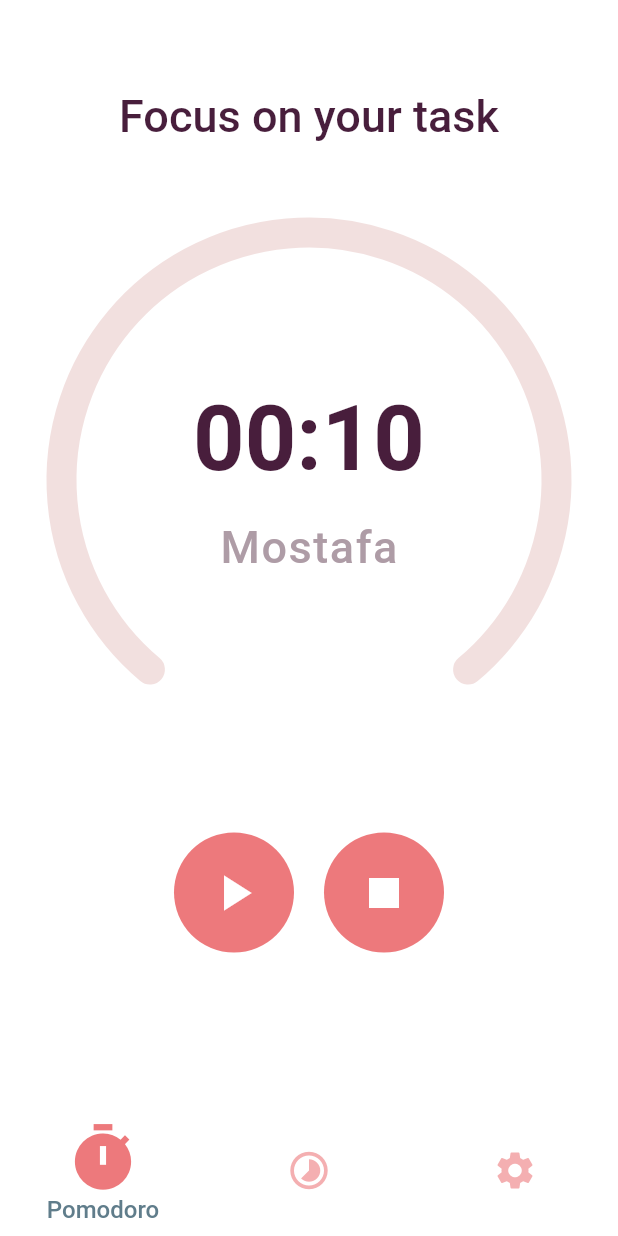
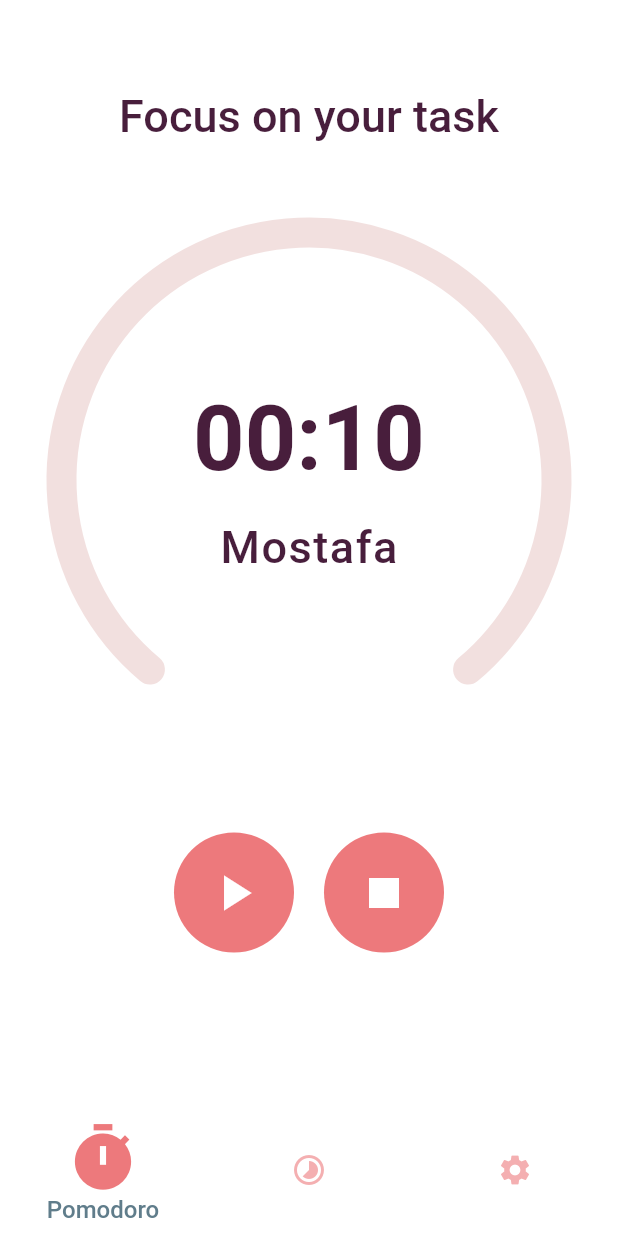
Before and after one commit to devilWithin/pomodoro_app, a Flutter app: the screen it shows after launch, on a phone screen of 412 x 824 dp. Run offline on Flutter 3.47's test engine with Material 2 defaults, Android fonts, the phone set to English and light mode, and no system bars; drawn by our look-alikes of percent_indicator; our stand-ins replace bloc, flutter_bloc, hive, hive_flutter; accounts and stored records are empty; generated files the repository leaves out were written again.

Commit message:
Dark and light mode

```diff
--- /dev/null
+++ b/lib/components/percent_indicator.dart
@@ -0,0 +1,61 @@
+import 'package:flutter/material.dart';
+import 'package:percent_indicator/circular_percent_indicator.dart';
+import 'package:pomodoro_app/cubit/cubit.dart';
+
+import 'timer_text.dart';
+
+class PercentIndicator extends StatelessWidget {
+  final Color progressColor;
+  final Color arcBackgroundColor;
+  final Color backgroundColor;
+
+  const PercentIndicator({
+    required this.cubit,
+    required this.progressColor,
+    required this.arcBackgroundColor,
+    required this.backgroundColor,
+  });
+
+  final PomodoroCubit cubit;
+
+  @override
+  Widget build(BuildContext context) {
+    return CircularPercentIndicator(
+      percent: (cubit.totalSeconds - cubit.currentSeconds) / cubit.totalSeconds,
+      radius: 350.0,
+      lineWidth: 20.0,
+      progressColor: progressColor,
+      arcType: ArcType.FULL,
+      arcBackgroundColor: arcBackgroundColor,
+      backgroundColor: backgroundColor,
+      circularStrokeCap: CircularStrokeCap.round,
+      // reverse: true,
+      center: Column(
+        mainAxisAlignment: MainAxisAlignment.center,
+        children: [
+          Row(
+            mainAxisAlignment: MainAxisAlignment.center,
+            children: [
+              TimerText(sec: cubit.currentSeconds),
+            ],
+          ),
+          SizedBox(height: 20),
+          Text(
+            'Mostafa',
+            style: Theme.of(context).textTheme.bodyText1!.copyWith(
+              fontSize: 30,
+              letterSpacing: 1.0,
+            ),
+            // TextStyle(
+            //   fontSize: 30,
+            //   color: kPomodoroColor,
+            //   letterSpacing: 1.0,
+            //   fontWeight: FontWeight.w500,
+            // ),
+          ),
+          SizedBox(width: 10),
+        ],
+      ),
+    );
+  }
+}
--- /dev/null
+++ b/lib/components/timer_text.dart
@@ -0,0 +1,26 @@
+import 'package:flutter/material.dart';
+
+class TimerText extends StatelessWidget {
+  final int sec;
+
+  const TimerText({Key? key, required this.sec}) : super(key: key);
+
+  @override
+  Widget build(BuildContext context) {
+    final minutes = sec ~/ 60;
+    final min = minutes < 10 ? '0' + minutes.toString() : minutes.toString();
+    final seconds = sec % 60 < 10 ? '0' + (sec % 60).toString() : sec % 60;
+    return Text(
+      "$min:$seconds",
+      style: Theme.of(context).textTheme.bodyText1!.copyWith(
+        fontSize: 60,
+        fontWeight: FontWeight.w700,
+      ),
+      // TextStyle(
+      //   fontWeight: FontWeight.w700,
+      //   fontSize: 60,
+      //   color: kHeavyPurpleColor,
+      // ),
+    );
+  }
+}
--- a/lib/cubit/states.dart
+++ b/lib/cubit/states.dart
@@ -15,3 +15,5 @@ class PomodoroIsPlayed extends PomodoroStates {}
 class TimerFinished extends PomodoroStates {}
 
 class PomodoroDeleted extends PomodoroStates {}
+
+class ChangeAppMode extends PomodoroStates {}
--- a/lib/main.dart
+++ b/lib/main.dart
@@ -3,9 +3,10 @@ import 'package:flutter/services.dart';
 import 'package:flutter_bloc/flutter_bloc.dart';
 import 'package:hive_flutter/hive_flutter.dart';
 import 'package:pomodoro_app/cubit/cubit.dart';
+import 'package:pomodoro_app/cubit/states.dart';
 import 'package:pomodoro_app/models/pomodoro.dart';
 import 'package:pomodoro_app/screens/home_layout.dart';
-import 'package:pomodoro_app/shared/constants.dart';
+import 'package:pomodoro_app/shared/styles/themes.dart';
 
 Future main() async {
   SystemChrome.setSystemUIOverlayStyle(SystemUiOverlayStyle(
@@ -24,14 +25,17 @@ class MyApp extends StatelessWidget {
   Widget build(BuildContext context) {
     return BlocProvider(
       create: (context) => PomodoroCubit(),
-      child: MaterialApp(
-        debugShowCheckedModeBanner: false,
-        theme: ThemeData(
-          // CUSTOMIZE showDatePicker Colors
-          colorScheme: ColorScheme.light(primary: kHeavyPinkColor),
-          buttonTheme: ButtonThemeData(textTheme: ButtonTextTheme.primary),
-        ),
-        home: HomeLayout(),
+      child: BlocConsumer<PomodoroCubit, PomodoroStates>(
+        listener: (context, state) {},
+        builder: (context, state) {
+          return MaterialApp(
+            debugShowCheckedModeBanner: false,
+            theme: lightTheme,
+            darkTheme: darkTheme,
+            themeMode: PomodoroCubit.get(context).isDark ? ThemeMode.dark : ThemeMode.light,
+            home: HomeLayout(),
+          );
+        },
       ),
     );
   }
--- a/lib/screens/home_layout.dart
+++ b/lib/screens/home_layout.dart
@@ -2,7 +2,6 @@ import 'package:flutter/material.dart';
 import 'package:flutter_bloc/flutter_bloc.dart';
 import 'package:pomodoro_app/cubit/cubit.dart';
 import 'package:pomodoro_app/cubit/states.dart';
-import 'package:pomodoro_app/shared/constants.dart';
 
 class HomeLayout extends StatelessWidget {
 
@@ -12,43 +11,22 @@ class HomeLayout extends StatelessWidget {
       listener: (context, state) {},
       builder: (context, state) {
         return Scaffold(
-          backgroundColor: Colors.white,
           bottomNavigationBar: BottomNavigationBar(
-            backgroundColor: Colors.white,
-            type: BottomNavigationBarType.fixed,
-            iconSize: 30,
-            showSelectedLabels: true,
-            showUnselectedLabels: false,
-            elevation: 0.0,
-            unselectedIconTheme: IconThemeData(
-              opacity: 0.6,
-            ),
-            selectedIconTheme: IconThemeData(
-              color: Colors.blueGrey,
-              size: 50,
-              opacity: 1,
-            ),
-            selectedLabelStyle: TextStyle(
-              fontWeight: FontWeight.w500,
-              fontSize: 16,
-            ),
-            selectedItemColor: Colors.blueGrey,
-            unselectedItemColor: Colors.black,
             currentIndex: PomodoroCubit.get(context).currentIndex,
             onTap: (int index) {
               PomodoroCubit.get(context).changeIndex(index);
             },
             items: [
               BottomNavigationBarItem(
-                icon: Icon(Icons.timer, color: kHeavyPinkColor),
+                icon: Icon(Icons.timer),
                 label: 'Pomodoro',
               ),
               BottomNavigationBarItem(
-                icon: Icon(Icons.timelapse_rounded, color: kHeavyPinkColor),
+                icon: Icon(Icons.timelapse_rounded),
                 label: 'History',
               ),
               BottomNavigationBarItem(
-                icon: Icon(Icons.settings, color: kHeavyPinkColor),
+                icon: Icon(Icons.settings),
                 label: 'Settings',
               ),
             ],
--- a/lib/screens/pomodoro_screen.dart
+++ b/lib/screens/pomodoro_screen.dart
@@ -1,7 +1,7 @@
 import 'package:flutter/cupertino.dart';
 import 'package:flutter/material.dart';
 import 'package:flutter_bloc/flutter_bloc.dart';
-import 'package:percent_indicator/circular_percent_indicator.dart';
+import 'package:pomodoro_app/components/percent_indicator.dart';
 import 'package:pomodoro_app/cubit/cubit.dart';
 import 'package:pomodoro_app/cubit/states.dart';
 import 'package:pomodoro_app/shared/constants.dart';
@@ -29,46 +29,27 @@ class PomodoroScreen extends StatelessWidget {
                     SizedBox(height: 60),
                     Text(
                       'Focus on your task',
-                      style: TextStyle(
-                        fontSize: 30,
-                        color: kHeavyPurpleColor,
-                        fontWeight: FontWeight.w500,
-                      ),
+                      style: Theme.of(context)
+                          .textTheme
+                          .bodyText1!
+                          .copyWith(fontSize: 30),
                     ),
                     SizedBox(height: 50),
-                    CircularPercentIndicator(
-                      percent: (cubit.totalSeconds - cubit.currentSeconds) / cubit.totalSeconds,
-                      radius: 350.0,
-                      lineWidth: 20.0,
-                      progressColor: kHeavyPinkColor,
-                      arcType: ArcType.FULL,
-                      arcBackgroundColor: kLightPinkColor,
-                      backgroundColor: Colors.white,
-                      circularStrokeCap: CircularStrokeCap.round,
-                      // reverse: true,
-                      center: Column(
-                        mainAxisAlignment: MainAxisAlignment.center,
-                        children: [
-                          Row(
-                            mainAxisAlignment: MainAxisAlignment.center,
-                            children: [
-                              TimerText(sec: cubit.currentSeconds),
-                            ],
+                    cubit.isDark
+                        ? PercentIndicator(
+                            cubit: cubit,
+                            backgroundColor:
+                                Theme.of(context).scaffoldBackgroundColor,
+                            progressColor: kHeavyPurpleColor,
+                            arcBackgroundColor: Colors.white,
+                          )
+                        : PercentIndicator(
+                            cubit: cubit,
+                            backgroundColor:
+                                Theme.of(context).scaffoldBackgroundColor,
+                            progressColor: kHeavyPinkColor,
+                            arcBackgroundColor: kLightPinkColor,
                           ),
-                          SizedBox(height: 20),
-                          Text(
-                            'Mostafa',
-                            style: TextStyle(
-                              fontSize: 30,
-                              color: kPomodoroColor,
-                              letterSpacing: 1.0,
-                              fontWeight: FontWeight.w500,
-                            ),
-                          ),
-                          SizedBox(width: 10),
-                        ],
-                      ),
-                    ),
                     SizedBox(height: 60),
                     Row(
                       mainAxisAlignment: MainAxisAlignment.center,
@@ -76,17 +57,19 @@ class PomodoroScreen extends StatelessWidget {
                         GestureDetector(
                           child: CircleAvatar(
                             radius: 40,
-                            backgroundColor: kHeavyPinkColor,
+                            backgroundColor: PomodoroCubit.get(context).isDark
+                                ? Colors.grey[800]
+                                : kHeavyPinkColor,
                             child: cubit.pomodoroOff == true
                                 ? Icon(
                                     Icons.play_arrow,
-                                    color: Colors.white,
-                                    size: 40,
+                                    color: Theme.of(context).iconTheme.color,
+                                    size: Theme.of(context).iconTheme.size,
                                   )
                                 : Icon(
                                     Icons.pause,
-                                    color: Colors.white,
-                                    size: 40,
+                                    color: Theme.of(context).iconTheme.color,
+                                    size: Theme.of(context).iconTheme.size,
                                   ),
                           ),
                           onTap: () {
@@ -97,11 +80,13 @@ class PomodoroScreen extends StatelessWidget {
                         GestureDetector(
                           child: CircleAvatar(
                             radius: 40,
-                            backgroundColor: kHeavyPinkColor,
+                            backgroundColor: PomodoroCubit.get(context).isDark
+                                ? Colors.grey[800]
+                                : kHeavyPinkColor,
                             child: Icon(
                               Icons.stop,
-                              color: Colors.white,
-                              size: 40,
+                              color: Theme.of(context).iconTheme.color,
+                              size: Theme.of(context).iconTheme.size,
                             ),
                           ),
                           onTap: () {
@@ -121,24 +106,3 @@ class PomodoroScreen extends StatelessWidget {
     );
   }
 }
-
-class TimerText extends StatelessWidget {
-  final int sec;
-
-  const TimerText({Key? key, required this.sec}) : super(key: key);
-
-  @override
-  Widget build(BuildContext context) {
-    final minutes = sec ~/ 60;
-    final min = minutes < 10 ? '0' + minutes.toString() : minutes.toString();
-    final seconds = sec % 60 < 10 ? '0' + (sec % 60).toString() : sec % 60;
-    return Text(
-      "$min:$seconds",
-      style: TextStyle(
-        fontWeight: FontWeight.w700,
-        fontSize: 60,
-        color: kHeavyPurpleColor,
-      ),
-    );
-  }
-}
--- /dev/null
+++ b/lib/shared/styles/themes.dart
@@ -0,0 +1,78 @@
+import 'package:flutter/material.dart';
+import 'package:pomodoro_app/shared/constants.dart';
+
+ThemeData lightTheme = ThemeData(
+  scaffoldBackgroundColor: Colors.white,
+  brightness: Brightness.light,
+  iconTheme: IconThemeData(
+    color: Colors.white,
+    size: 40,
+  ),
+  textTheme: TextTheme(
+    bodyText1: TextStyle(
+      fontSize: 18.0,
+      fontWeight: FontWeight.w500,
+      color: kHeavyPurpleColor,
+    ),
+  ),
+  bottomNavigationBarTheme: BottomNavigationBarThemeData(
+    backgroundColor: Colors.white,
+    type: BottomNavigationBarType.fixed,
+    showSelectedLabels: true,
+    showUnselectedLabels: false,
+    elevation: 0.0,
+    unselectedIconTheme: IconThemeData(
+      opacity: 0.6,
+      color: kHeavyPinkColor,
+    ),
+    selectedIconTheme: IconThemeData(
+      color: kHeavyPinkColor,
+      size: 50,
+      opacity: 1,
+    ),
+    selectedLabelStyle: TextStyle(
+      fontWeight: FontWeight.w500,
+      fontSize: 16,
+    ),
+    selectedItemColor: Colors.blueGrey,
+    unselectedItemColor: Colors.black,
+  ),
+);
+
+ThemeData darkTheme = ThemeData(
+  scaffoldBackgroundColor: Color.fromRGBO(24, 25, 26, 1),
+  brightness: Brightness.dark,
+  iconTheme: IconThemeData(
+    color: Colors.white,
+    size: 40,
+  ),
+  textTheme: TextTheme(
+    bodyText1: TextStyle(
+      fontSize: 18.0,
+      fontWeight: FontWeight.w500,
+      color: Colors.white,
+    ),
+  ),
+  bottomNavigationBarTheme: BottomNavigationBarThemeData(
+    backgroundColor: Color.fromRGBO(24, 25, 26, 1),
+    type: BottomNavigationBarType.fixed,
+    showSelectedLabels: true,
+    showUnselectedLabels: false,
+    elevation: 0.0,
+    unselectedIconTheme: IconThemeData(
+      opacity: 0.6,
+      color: Colors.white,
+    ),
+    selectedIconTheme: IconThemeData(
+      color: Colors.white,
+      size: 50,
+      opacity: 1,
+    ),
+    selectedLabelStyle: TextStyle(
+      fontWeight: FontWeight.w500,
+      fontSize: 16,
+    ),
+    selectedItemColor: Colors.white,
+    unselectedItemColor: Colors.black,
+  ),
+);
--- a/pubspec.yaml
+++ b/pubspec.yaml
@@ -34,6 +34,7 @@ dependencies:
   hive_flutter: ^1.1.0
   flutter_bloc: ^7.1.0
   bloc: ^7.1.0
+
 
 dev_dependencies:
   flutter_test:
```
Also changed, not shown: lib/cubit/cubit.dart (+10 -1 lines), lib/screens/pomodoro_history.dart (+11 -12 lines), lib/screens/settings_screen.dart (+66 -13 lines).
